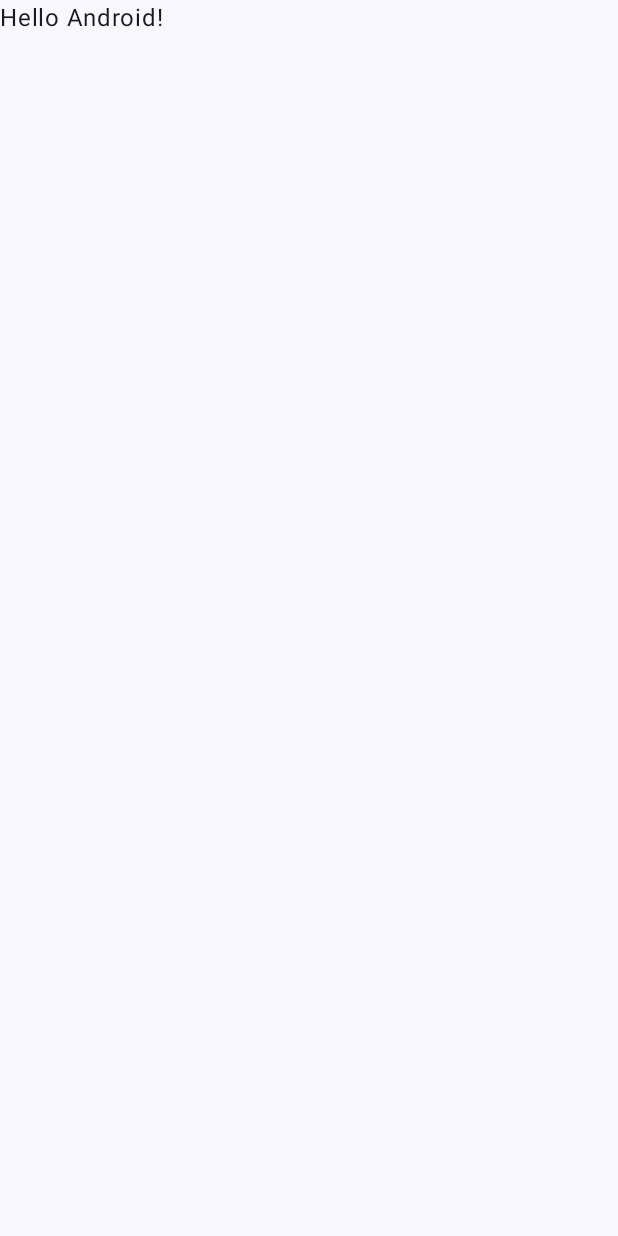
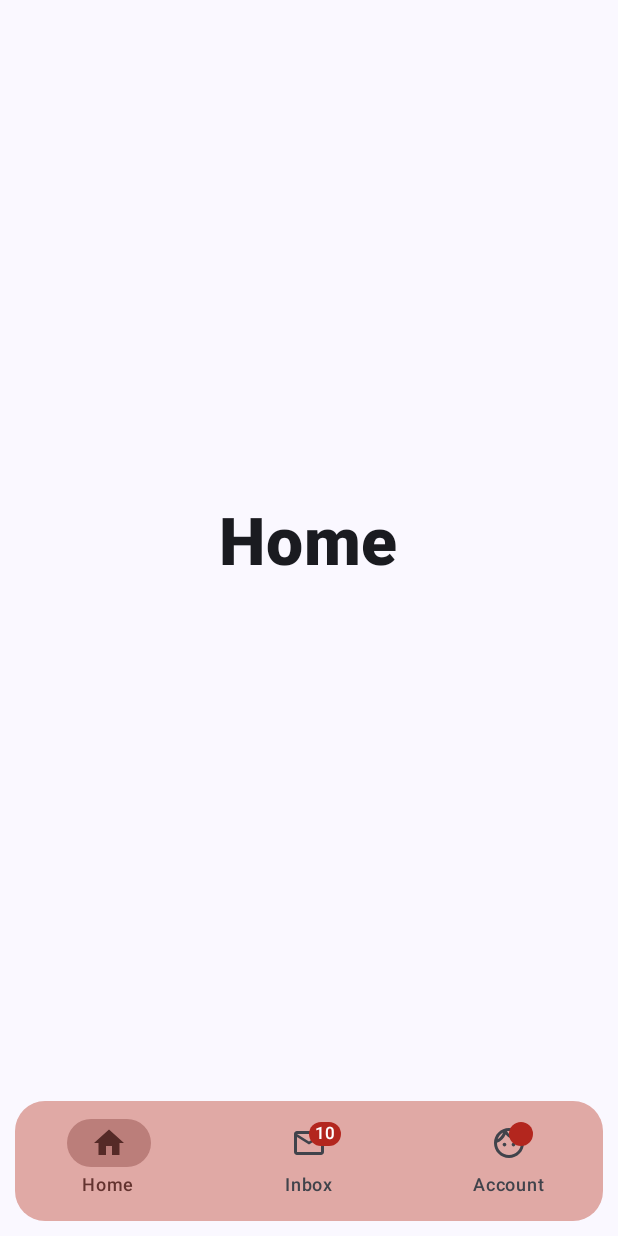
Before and after one commit to robinaiden/Compose_BottomNavigationBar, an Android app built with Jetpack Compose: the screen it shows after launch (MainActivity), on a phone screen of 412 x 824 dp. Before the commit the screen is almost empty. Run offline under Robolectric (Android 15) with nearby library versions, the phone set to English and light mode, and no system bars.

Commit message:
Zhongshan Home - v1 Complete

```diff
--- a/app/src/main/java/com/example/compose_bottomnavigationbar/MainActivity.kt
+++ b/app/src/main/java/com/example/compose_bottomnavigationbar/MainActivity.kt
@@ -3,14 +3,9 @@ package com.example.compose_bottomnavigationbar
 import android.os.Bundle
 import androidx.activity.ComponentActivity
 import androidx.activity.compose.setContent
-import androidx.compose.foundation.layout.fillMaxSize
-import androidx.compose.material3.MaterialTheme
-import androidx.compose.material3.Surface
-import androidx.compose.material3.Text
-import androidx.compose.runtime.Composable
 import androidx.compose.ui.Modifier
-import androidx.compose.ui.tooling.preview.Preview
 import com.example.compose_bottomnavigationbar.ui.theme.Compose_BottomNavigationBarTheme
+import com.example.compose_bottomnavigationbar.ui.theme.screens.MainScreen
 
 class MainActivity : ComponentActivity() {
     override fun onCreate(savedInstanceState: Bundle?) {
@@ -18,29 +13,8 @@ class MainActivity : ComponentActivity() {
         setContent {
             Compose_BottomNavigationBarTheme {
                 // A surface container using the 'background' color from the theme
-                Surface(
-                    modifier = Modifier.fillMaxSize(),
-                    color = MaterialTheme.colorScheme.background
-                ) {
-                    Greeting("Android")
-                }
+                MainScreen(Modifier)
             }
         }
     }
 }
-
-@Composable
-fun Greeting(name: String, modifier: Modifier = Modifier) {
-    Text(
-        text = "Hello $name!",
-        modifier = modifier
-    )
-}
-
-@Preview(showBackground = true)
-@Composable
-fun GreetingPreview() {
-    Compose_BottomNavigationBarTheme {
-        Greeting("Android")
-    }
-}
--- /dev/null
+++ b/app/src/main/java/com/example/compose_bottomnavigationbar/ui/theme/screens/MainScreen.kt
@@ -0,0 +1,143 @@
+package com.example.compose_bottomnavigationbar.ui.theme.screens
+
+import androidx.compose.foundation.layout.Arrangement
+import androidx.compose.foundation.layout.Column
+import androidx.compose.foundation.layout.fillMaxSize
+import androidx.compose.foundation.layout.padding
+import androidx.compose.foundation.shape.RoundedCornerShape
+import androidx.compose.material.icons.Icons
+import androidx.compose.material.icons.filled.Email
+import androidx.compose.material.icons.filled.Face
+import androidx.compose.material.icons.filled.Home
+import androidx.compose.material.icons.outlined.Email
+import androidx.compose.material.icons.outlined.Face
+import androidx.compose.material.icons.outlined.Home
+import androidx.compose.material3.Badge
+import androidx.compose.material3.BadgedBox
+import androidx.compose.material3.ExperimentalMaterial3Api
+import androidx.compose.material3.Icon
+import androidx.compose.material3.NavigationBar
+import androidx.compose.material3.NavigationBarItem
+import androidx.compose.material3.NavigationBarItemColors
+import androidx.compose.material3.NavigationBarItemDefaults
+import androidx.compose.material3.Scaffold
+import androidx.compose.material3.Text
+import androidx.compose.runtime.Composable
+import androidx.compose.runtime.getValue
+import androidx.compose.runtime.mutableStateOf
+import androidx.compose.runtime.saveable.rememberSaveable
+import androidx.compose.runtime.setValue
+import androidx.compose.ui.Alignment
+import androidx.compose.ui.Modifier
+import androidx.compose.ui.draw.clip
+import androidx.compose.ui.graphics.Color
+import androidx.compose.ui.graphics.vector.ImageVector
+import androidx.compose.ui.text.font.FontWeight
+import androidx.compose.ui.tooling.preview.Preview
+import androidx.compose.ui.unit.dp
+import androidx.compose.ui.unit.sp
+
+/**
+ * Created by AidenChang 2023/12/07
+ */
+
+data class NavItemState(
+    val title: String,
+    val selectedIcon: ImageVector,
+    val unselectedIcon: ImageVector,
+    val hasBadge: Boolean,
+    val badgeNum: Int
+)
+
+@OptIn(ExperimentalMaterial3Api::class)
+@Composable
+fun MainScreen(modifier: Modifier) {
+    val items = listOf(
+        NavItemState(
+            title = "Home",
+            selectedIcon = Icons.Filled.Home,
+            unselectedIcon = Icons.Outlined.Home,
+            hasBadge = false,
+            badgeNum = 0
+        ),
+        NavItemState(
+            title = "Inbox",
+            selectedIcon = Icons.Filled.Email,
+            unselectedIcon = Icons.Outlined.Email,
+            hasBadge = false,
+            badgeNum = 10
+        ),
+        NavItemState(
+            title = "Account",
+            selectedIcon = Icons.Filled.Face,
+            unselectedIcon = Icons.Outlined.Face,
+            hasBadge = true,
+            badgeNum = 0
+        )
+    )
+    var bottomNavState by rememberSaveable {
+        mutableStateOf(0)
+    }
+    Scaffold(
+        bottomBar = {
+            NavigationBar(
+                modifier = modifier
+                    .padding(10.dp)
+                    .clip(RoundedCornerShape(20.dp)),
+                containerColor = Color(0xFFE0A9A5)
+            ) {
+                items.forEachIndexed { index, item ->
+                    NavigationBarItem(
+                        selected = bottomNavState == index,
+                        onClick = { bottomNavState = index },
+                        icon = {
+                            BadgedBox(
+                                badge = {
+                                    if (item.hasBadge) Badge {}
+                                    if (item.badgeNum != 0) Badge {
+                                        Text(text = item.badgeNum.toString())
+                                    }
+                                }
+                            ) {
+                                Icon(
+                                    imageVector = if (bottomNavState == index) {
+                                        item.selectedIcon
+                                    } else item.unselectedIcon,
+                                    contentDescription = item.title
+                                )
+                            }
+                        },
+                        label = {
+                            Text(text = item.title)
+                        },
+                        colors = NavigationBarItemDefaults.colors(
+                            selectedIconColor = Color(0xFF552A27),
+                            selectedTextColor = Color(0xFF63332F),
+                            indicatorColor = Color(0xFFBB7E7A)
+                        )
+                    )
+                }
+            }
+        }
+    ) { contentPadding ->
+        Column(
+            modifier = modifier
+                .padding(contentPadding)
+                .fillMaxSize(),
+            verticalArrangement = Arrangement.Center,
+            horizontalAlignment = Alignment.CenterHorizontally
+        ) {
+            Text(
+                text = items[bottomNavState].title,
+                fontWeight = FontWeight.ExtraBold,
+                fontSize = 44.sp
+            )
+        }
+    }
+}
+
+@Preview(showBackground = true)
+@Composable
+fun MainScreenPreview() {
+    MainScreen(Modifier)
+}
```
